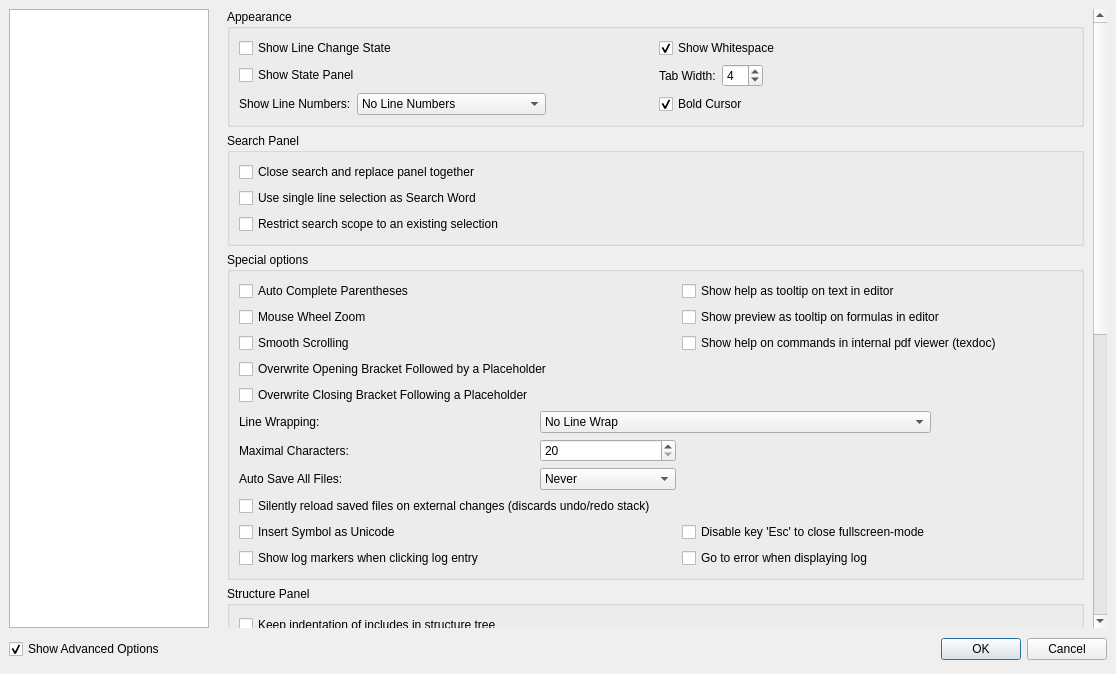
Qt form configdialog.ui (texstudio-org/texstudio) before a commit.
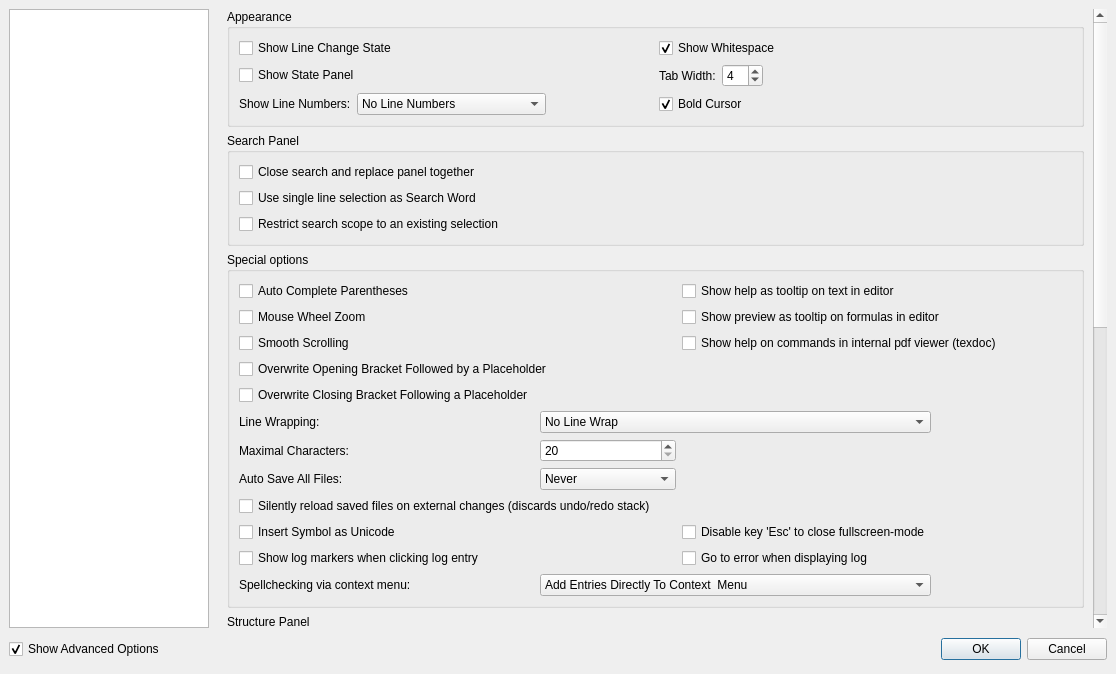
The same form after that commit. The open tabs and pages were chosen to show the change. Icons and pictures are not drawn.

What changed in the file:
```diff
--- a/configdialog.ui
+++ b/configdialog.ui
@@ -1623,8 +1623,8 @@
            <rect>
             <x>0</x>
             <y>0</y>
-            <width>863</width>
-            <height>1043</height>
+            <width>895</width>
+            <height>1253</height>
            </rect>
           </property>
           <layout class="QVBoxLayout" name="verticalLayout_8">
@@ -2007,6 +2007,27 @@
                 </property>
                </widget>
               </item>
+              <item row="15" column="1" colspan="2">
+               <widget class="QComboBox" name="comboBoxContextMenuSpellcheckingEntryLocation">
+                <item>
+                 <property name="text">
+                  <string>Add Entries Directly To Context  Menu</string>
+                 </property>
+                </item>
+                <item>
+                 <property name="text">
+                  <string>Create Dedicated Submenu</string>
+                 </property>
+                </item>
+               </widget>
+              </item>
+              <item row="15" column="0">
+               <widget class="QLabel" name="label_70">
+                <property name="text">
+                 <string>Spellchecking via context menu:</string>
+                </property>
+               </widget>
+              </item>
              </layout>
             </widget>
            </item>
```
Left out of the diff: 230 changed lines with no effect on the pictures.
